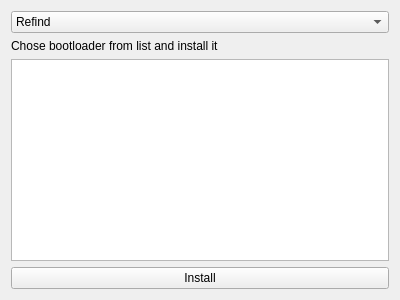
jakubiszon26/Mast, file Mast/bootloader.ui: the form before one commit.
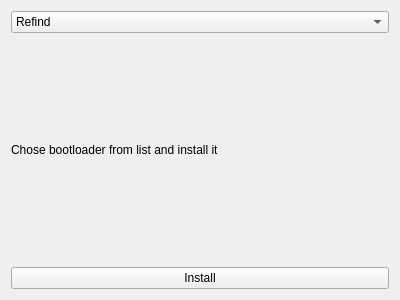
The form after the commit.

The edit to the form file:
```diff
--- a/Mast/bootloader.ui
+++ b/Mast/bootloader.ui
@@ -40,23 +40,6 @@
      </property>
     </widget>
    </item>
-   <item>
-    <widget class="QTextEdit" name="output">
-     <property name="styleSheet">
-      <string notr="true">body{
-rgb(0, 0, 0)
-color: white;
-}</string>
-     </property>
-     <property name="html">
-      <string>&lt;!DOCTYPE HTML PUBLIC &quot;-//W3C//DTD HTML 4.0//EN&quot; &quot;http://www.w3.org/TR/REC-html40/strict.dtd&quot;&gt;
-&lt;html&gt;&lt;head&gt;&lt;meta name=&quot;qrichtext&quot; content=&quot;1&quot; /&gt;&lt;style type=&quot;text/css&quot;&gt;
-p, li { white-space: pre-wrap; }
-&lt;/style&gt;&lt;/head&gt;&lt;body style=&quot; font-family:'Ubuntu'; font-size:10pt; font-weight:400; font-style:normal;&quot;&gt;
-&lt;p style=&quot;-qt-paragraph-type:empty; margin-top:0px; margin-bottom:0px; margin-left:0px; margin-right:0px; -qt-block-indent:0; text-indent:0px;&quot;&gt;&lt;br /&gt;&lt;/p&gt;&lt;/body&gt;&lt;/html&gt;</string>
-     </property>
-    </widget>
-   </item>
    <item>
     <widget class="QPushButton" name="install_button">
      <property name="text">
```
